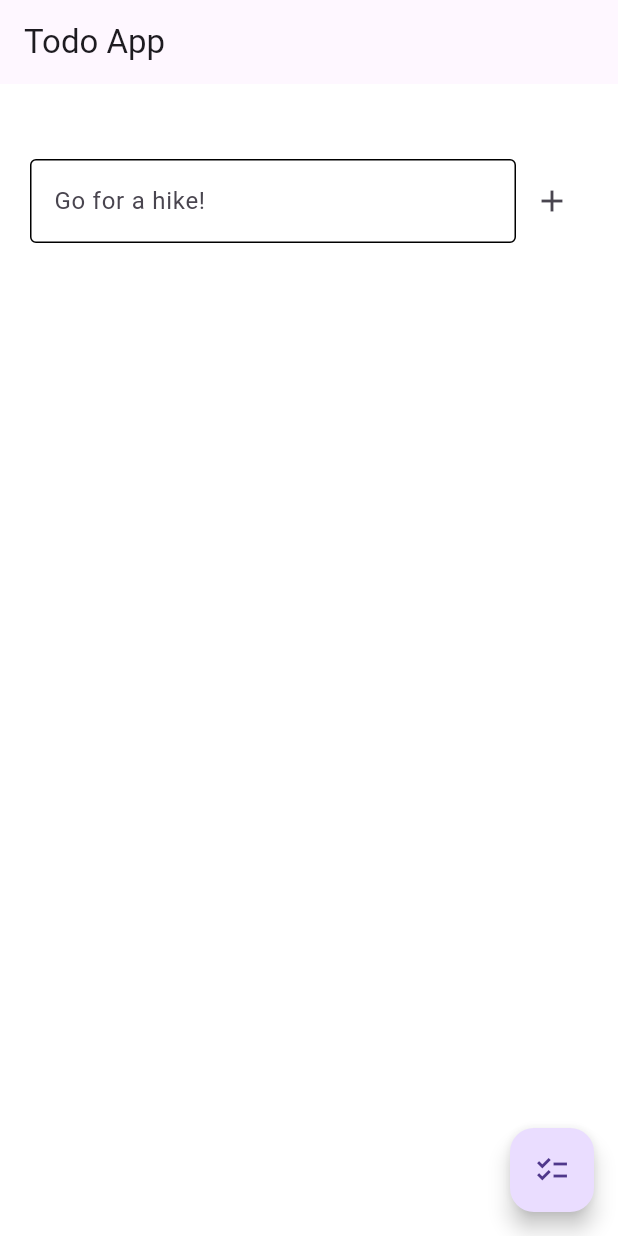
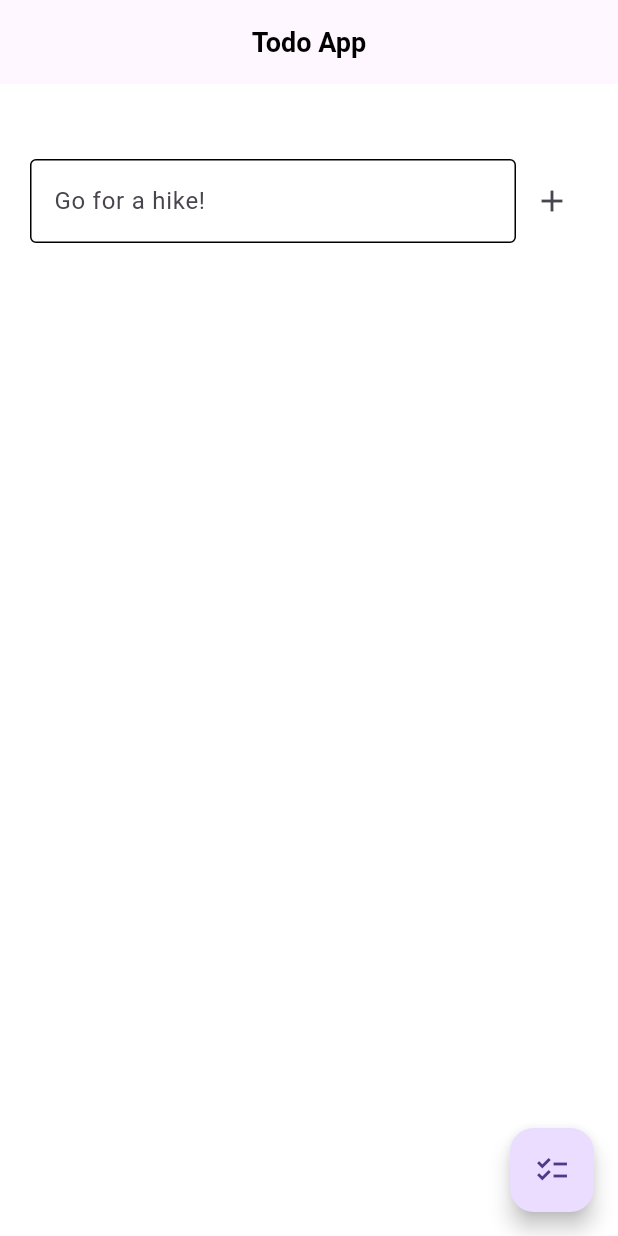
Before and after one commit to TheRealHex/30-days-flutter, a Flutter app: the screen it shows after launch, on a phone screen of 412 x 824 dp. Run offline on Flutter 3.47's test engine with Material 3 defaults, Android fonts, the phone set to English and light mode, and no system bars.

Commit message:
Code cleaning

```diff
--- a/todo_app/lib/responsive/constants.dart
+++ b/todo_app/lib/responsive/constants.dart
@@ -1,5 +1,16 @@
 import 'package:flutter/material.dart';
+
+final _textController = TextEditingController();
+final List<String> todoList = [];
+final List<String> checkedList = [];
+late String inputValue;
 
 var myAppBar = AppBar(
   title: const Text('Todo App'),
+  centerTitle: true,
+  titleTextStyle: const TextStyle(
+    color: Colors.black,
+    fontSize: 18,
+    fontWeight: FontWeight.bold,
+  ),
 );
--- a/todo_app/lib/responsive/mobile_view.dart
+++ b/todo_app/lib/responsive/mobile_view.dart
@@ -18,25 +18,45 @@ class _MobileViewState extends State<MobileView> {
   Widget build(BuildContext context) {
     return SafeArea(
       child: Scaffold(
-        backgroundColor: Colors.green[100],
         appBar: myAppBar,
+        backgroundColor: Colors.white,
         body: Center(
-          child: Container(
-            decoration: const BoxDecoration(
-              color: Colors.white,
-            ),
           child: Column(children: [
             const SizedBox(height: 50),
+
             // Text input and insert icon
             Padding(
               padding: const EdgeInsets.symmetric(horizontal: 20),
-                child: Row(
+              child: _searchadd(),
+            ),
+
+            // Display inserted text and icons to check & delete
+            const SizedBox(height: 50),
+            Flexible(
+              child: ListView.builder(
+                itemCount: todoList.length,
+                itemBuilder: (context, index) {
+                  return _fetchList(context, index);
+                },
+              ),
+            ),
+          ]),
+        ),
+        floatingActionButton: floatingBtn(context),
+      ),
+    );
+  }
+
+// Search bar & add entry
+  Row _searchadd() {
+    return Row(
       mainAxisAlignment: MainAxisAlignment.spaceBetween,
       crossAxisAlignment: CrossAxisAlignment.center,
       children: [
         Flexible(
           child: TextField(
             controller: _textController,
+            cursorColor: Colors.black,
             decoration: const InputDecoration(
               enabledBorder: OutlineInputBorder(
                 borderSide: BorderSide(color: Colors.black),
@@ -44,14 +64,13 @@ class _MobileViewState extends State<MobileView> {
               focusedBorder: OutlineInputBorder(
                 borderSide: BorderSide(color: Colors.black),
               ),
-                        // fillColor: Colors.grey,
-                        // filled: true,
               hintText: 'Go for a hike!',
             ),
             onChanged: (value) {
               inputValue = value;
             },
-                    )),
+          ),
+        ),
         IconButton(
             onPressed: () {
               setState(() {
@@ -62,16 +81,13 @@ class _MobileViewState extends State<MobileView> {
                 }
               });
             },
-                        icon: const Icon(Icons.add))
+            icon: const Icon(Icons.add)),
       ],
-                ),
-              ),
-              // Display inserted text and icons to check & delete
-              const SizedBox(height: 50),
-              Flexible(
-                child: ListView.builder(
-                    itemCount: todoList.length,
-                    itemBuilder: (context, index) {
+    );
+  }
+
+  // Display list of the input Todo items
+  Row _fetchList(BuildContext context, int index) {
     return Row(
       mainAxisAlignment: MainAxisAlignment.spaceAround,
       crossAxisAlignment: CrossAxisAlignment.center,
@@ -96,11 +112,13 @@ class _MobileViewState extends State<MobileView> {
                 icon: const Icon(Icons.check)),
             IconButton(
               onPressed: () {
-                                  setState(() {
+                setState(
+                  () {
                     if (todoList.isNotEmpty) {
                       todoList.removeAt(index);
                     }
-                                  });
+                  },
+                );
               },
               icon: const Icon(Icons.delete),
             ),
@@ -108,24 +126,22 @@ class _MobileViewState extends State<MobileView> {
         )
       ],
     );
-                    }),
-              )
-            ]),
-          ),
-        ),
-        floatingActionButton: FloatingActionButton(
+  }
+
+  // Button to browse checked list
+  FloatingActionButton floatingBtn(BuildContext context) {
+    return FloatingActionButton(
       onPressed: () {
         Navigator.push(
           context,
           MaterialPageRoute(
             builder: (context) => Checked(
               checkedList: checkedList,
-                      )),
+            ),
+          ),
         );
       },
       child: const Icon(Icons.checklist),
-        ),
-      ),
     );
   }
 }
--- a/todo_app/lib/responsive/tablet_view.dart
+++ b/todo_app/lib/responsive/tablet_view.dart
@@ -1,14 +1,12 @@
 import 'package:flutter/material.dart';
 import 'package:todo_app/responsive/constants.dart';
+import 'package:todo_app/responsive/mobile_view.dart';
 
 class TabletView extends StatelessWidget {
   const TabletView({super.key});
 
   @override
   Widget build(BuildContext context) {
-    return Scaffold(
-      backgroundColor: Colors.red[100],
-      appBar: myAppBar,
-    );
+    return const MobileView();
   }
 }
```
Also changed, not shown: todo_app/lib/responsive/desktop_view.dart (+2 -5 lines). Lines whose indentation alone changed are shown as unchanged.
